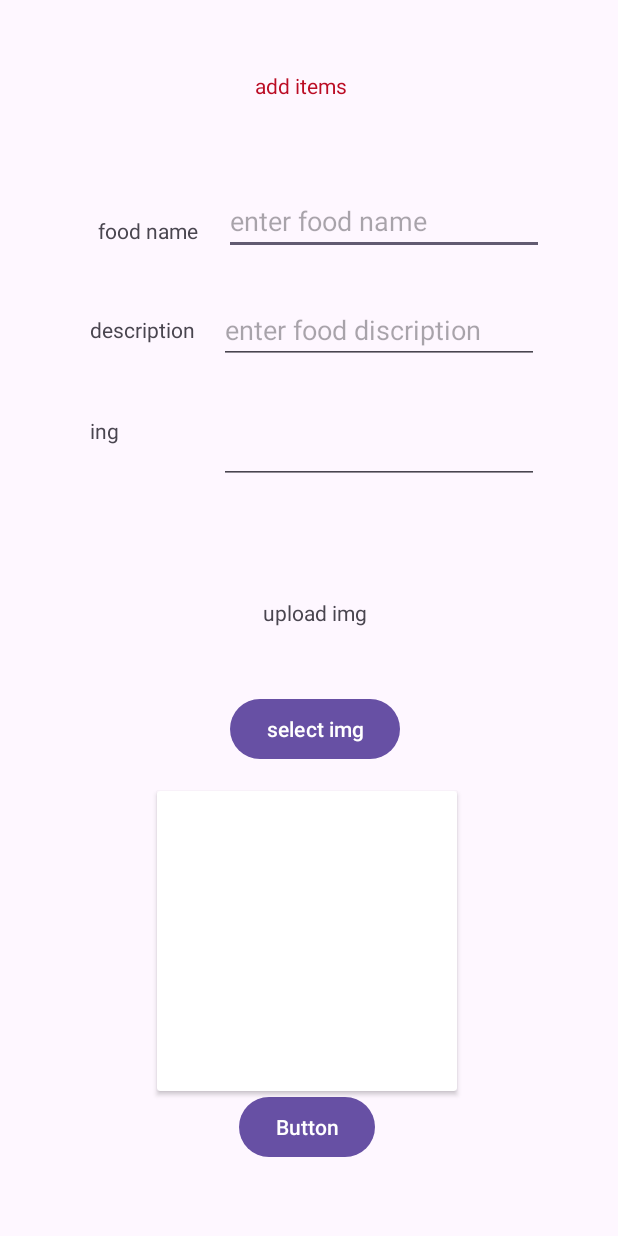
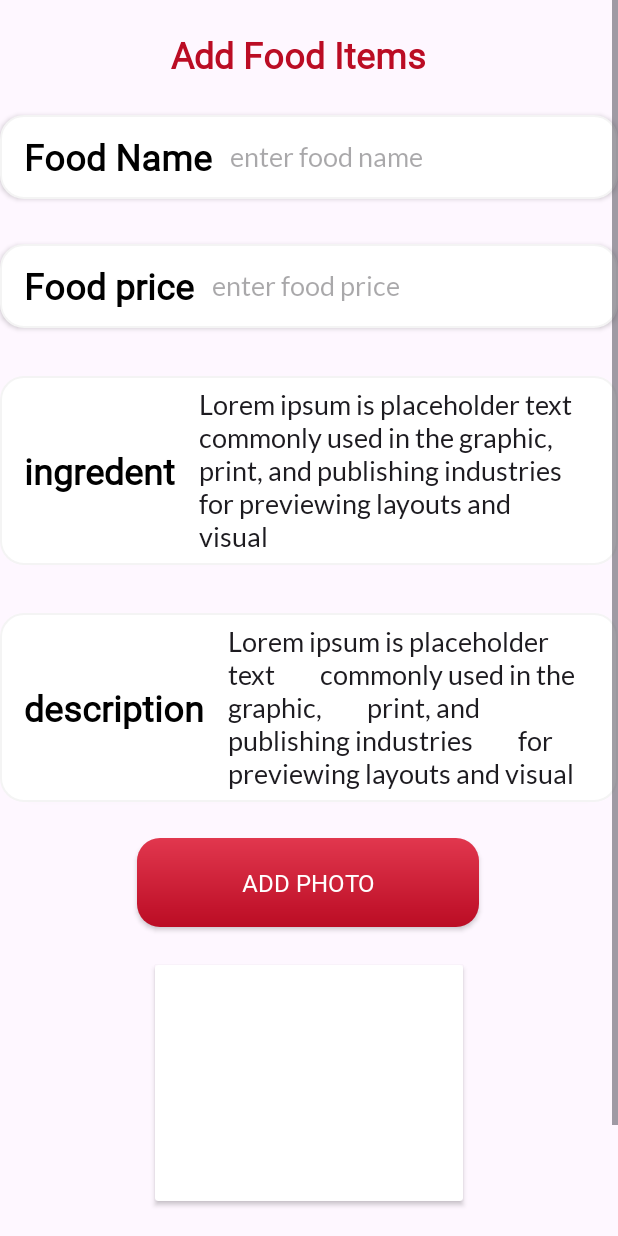
Before and after one commit to aspirers01/Food-order-app, an Android app: the addFooditem screen opened directly, with no data from a screen before it, on a phone screen of 412 x 824 dp. Run offline under Robolectric (Android 15) with nearby library versions, the phone set to English and light mode, and no system bars.

Commit message:
add item ui

```diff
--- a/app/src/main/res/layout/activity_add_fooditem.xml
+++ b/app/src/main/res/layout/activity_add_fooditem.xml
@@ -9,145 +9,232 @@
     <ScrollView
         android:layout_width="match_parent"
         android:layout_height="match_parent"
+        android:layout_marginBottom="8dp"
         app:layout_constraintBottom_toBottomOf="parent"
-        tools:layout_editor_absoluteX="-16dp">
+        tools:layout_editor_absoluteX="0dp">
 
         <androidx.constraintlayout.widget.ConstraintLayout
             android:layout_width="match_parent"
-            android:layout_height="match_parent">
+            android:layout_height="600dp">
+
+            <LinearLayout
+                android:id="@+id/linearLayout_ingredient"
+
+                android:layout_width="match_parent"
+                android:layout_height="wrap_content"
+                android:layout_marginTop="32dp"
+                android:background="@drawable/profile_edittext_shape"
+                android:elevation="2dp"
+                android:gravity="center_vertical"
+                android:orientation="horizontal"
+                android:paddingStart="16dp"
+                android:paddingEnd="16dp"
+                app:layout_constraintTop_toBottomOf="@+id/linear_layout_email"
+                tools:layout_editor_absoluteX="0dp">
+
+                <TextView
+                    android:layout_width="wrap_content"
+                    android:layout_height="wrap_content"
+                    android:layout_marginLeft="8dp"
+                    android:layout_marginEnd="8dp"
+                    android:fontFamily="@font/yeonsungregular"
+                    android:text="ingredent"
+                    android:textColor="@color/black"
+                    android:textSize="24sp"
+                    android:textStyle="bold" />
+
+                <EditText
+                    android:id="@+id/description_text"
+                    android:layout_width="wrap_content"
+                    android:layout_height="wrap_content"
+                    android:background="@android:color/transparent"
+                    android:fontFamily="@font/latoregular"
+                    android:inputType="textMultiLine"
+                    android:padding="8dp"
+                    android:text="Lorem ipsum is placeholder text
+        commonly used in the graphic,
+        print, and publishing industries
+        for previewing layouts and visual " />
+
+            </LinearLayout>
+
+            <LinearLayout
+                android:id="@+id/linear_layout_email"
+                android:layout_width="match_parent"
+                android:layout_height="56dp"
+                android:layout_marginTop="30dp"
+                android:background="@drawable/profile_edittext_shape"
+                android:elevation="2dp"
+                android:gravity="center_vertical"
+                android:orientation="horizontal"
+                android:paddingStart="16dp"
+                android:paddingEnd="16dp"
+                app:layout_constraintTop_toBottomOf="@+id/linear_layout_name"
+                tools:layout_editor_absoluteX="0dp">
+
+                <TextView
+                    android:id="@+id/food_price"
+                    android:layout_width="wrap_content"
+                    android:layout_height="wrap_content"
+                    android:layout_marginLeft="8dp"
+                    android:layout_marginEnd="8dp"
+                    android:fontFamily="@font/yeonsungregular"
+                    android:text="Food price"
+                    android:textColor="@color/black"
+                    android:textSize="24sp"
+                    android:textStyle="bold" />
+
+                <EditText
+                    android:layout_width="wrap_content"
+                    android:layout_height="wrap_content"
+                    android:background="@android:color/transparent"
+                    android:fontFamily="@font/latoregular"
+                    android:hint="enter food price"
+                    android:inputType="text"
+                    android:padding="4dp" />
+
+            </LinearLayout>
+
+            <LinearLayout
+                android:id="@+id/linear_layout_name"
+                android:layout_width="match_parent"
+                android:layout_height="56dp"
+                android:layout_marginTop="24dp"
+                android:background="@drawable/profile_edittext_shape"
+                android:elevation="2dp"
+                android:gravity="center_vertical"
+                android:orientation="horizontal"
+                android:paddingStart="16dp"
+                android:paddingEnd="16dp"
+                app:layout_constraintTop_toBottomOf="@+id/textView29"
+                tools:layout_editor_absoluteX="0dp">
+
+                <TextView
+                    android:id="@+id/food_name"
+                    android:layout_width="wrap_content"
+                    android:layout_height="wrap_content"
+                    android:layout_marginLeft="8dp"
+                    android:layout_marginEnd="8dp"
+                    android:fontFamily="@font/yeonsungregular"
+                    android:text="Food Name"
+                    android:textColor="@color/black"
+                    android:textSize="24sp"
+                    android:textStyle="bold" />
+
+                <EditText
+                    android:layout_width="wrap_content"
+                    android:layout_height="wrap_content"
+                    android:background="@android:color/transparent"
+                    android:fontFamily="@font/latoregular"
+                    android:hint="enter food name "
+                    android:inputType="text"
+                    android:padding="4dp" />
+
+            </LinearLayout>
+
+            <LinearLayout
+                android:id="@+id/linearLayout_description"
+                android:layout_width="match_parent"
+                android:layout_height="wrap_content"
+                android:layout_marginTop="32dp"
+                android:background="@drawable/profile_edittext_shape"
+                android:elevation="2dp"
+                android:gravity="center_vertical"
+                android:orientation="horizontal"
+                android:paddingStart="16dp"
+                android:paddingEnd="16dp"
+                app:layout_constraintTop_toBottomOf="@+id/linearLayout_ingredient"
+                tools:layout_editor_absoluteX="0dp">
+
+                <TextView
+                    android:id="@+id/ingredient"
+                    android:layout_width="wrap_content"
+                    android:layout_height="wrap_content"
+                    android:layout_marginLeft="8dp"
+                    android:layout_marginEnd="8dp"
+                    android:fontFamily="@font/yeonsungregular"
+                    android:text="description"
+                    android:textColor="@color/black"
+                    android:textSize="24sp"
+                    android:textStyle="bold" />
+
+                <EditText
+                    android:id="@+id/ingredent_text"
+                    android:layout_width="wrap_content"
+                    android:layout_height="wrap_content"
+                    android:background="@android:color/transparent"
+                    android:fontFamily="@font/latoregular"
+                    android:inputType="textMultiLine"
+                    android:padding="8dp"
+                    android:text="Lorem ipsum is placeholder text
+        commonly used in the graphic,
+        print, and publishing industries
+        for previewing layouts and visual " />
+
+            </LinearLayout>
 
             <TextView
                 android:id="@+id/textView29"
-                android:layout_width="300dp"
-                android:layout_height="50dp"
-                android:layout_marginStart="52dp"
-                android:layout_marginTop="32dp"
-                android:gravity="center"
-                android:text="add items "
+                android:layout_width="wrap_content"
+                android:layout_height="wrap_content"
+                android:layout_marginTop="20dp"
+                android:fontFamily="@font/yeonsungregular"
+                android:text="Add Food Items"
                 android:textColor="@color/mainred"
+                android:textSize="24sp"
+                android:textStyle="bold"
+                app:layout_constraintEnd_toEndOf="parent"
+                app:layout_constraintHorizontal_bias="0.471"
                 app:layout_constraintStart_toStartOf="parent"
                 app:layout_constraintTop_toTopOf="parent" />
 
-            <EditText
-                android:id="@+id/editTextText"
-                android:layout_width="wrap_content"
-                android:layout_height="wrap_content"
-                android:layout_marginStart="12dp"
-                android:ems="10"
-                android:hint="enter food name"
-                android:inputType="text"
-                app:layout_constraintBottom_toBottomOf="@+id/textView31"
-                app:layout_constraintStart_toEndOf="@+id/textView31"
-                app:layout_constraintTop_toTopOf="@+id/textView31"
-                app:layout_constraintVertical_bias="1.0" />
-
-            <TextView
-                android:id="@+id/textView31"
-                android:layout_width="77dp"
-                android:layout_height="32dp"
-                android:layout_marginStart="8dp"
-                android:layout_marginTop="56dp"
-                android:gravity="center"
-                android:text="food name"
-                app:layout_constraintStart_toStartOf="@+id/textView29"
-                app:layout_constraintTop_toBottomOf="@+id/textView29" />
-
-            <TextView
-                android:id="@+id/textView32"
-                android:layout_width="wrap_content"
-                android:layout_height="wrap_content"
-                android:layout_marginTop="40dp"
-                android:text="description"
-                app:layout_constraintStart_toStartOf="@+id/textView31"
-                app:layout_constraintTop_toBottomOf="@+id/textView31" />
-
-            <TextView
-                android:id="@+id/textView33"
-                android:layout_width="42dp"
-                android:layout_height="40dp"
-                android:layout_marginTop="48dp"
-                android:text="ing"
-                app:layout_constraintStart_toStartOf="@+id/textView32"
-                app:layout_constraintTop_toBottomOf="@+id/textView32" />
-
-            <TextView
-                android:id="@+id/textView34"
-                android:layout_width="wrap_content"
-                android:layout_height="wrap_content"
-                android:layout_marginTop="76dp"
-                android:text="upload img"
-                app:layout_constraintEnd_toEndOf="@+id/editTextText3"
-                app:layout_constraintStart_toStartOf="@+id/textView33"
-                app:layout_constraintTop_toBottomOf="@+id/editTextText3" />
-
-            <EditText
-                android:id="@+id/editTextText2"
-                android:layout_width="wrap_content"
-                android:layout_height="wrap_content"
-                android:layout_marginStart="16dp"
-                android:ems="10"
-                android:hint="enter food discription"
-
-
-                android:inputType="textMultiLine"
-                app:layout_constraintBottom_toBottomOf="@+id/textView32"
-                app:layout_constraintStart_toEndOf="@+id/textView32"
-                app:layout_constraintTop_toTopOf="@+id/textView32" />
-
-            <EditText
-                android:id="@+id/editTextText3"
-                android:layout_width="wrap_content"
-                android:layout_height="wrap_content"
-                android:layout_marginStart="44dp"
-                android:ems="10"
-                android:inputType="textMultiLine"
-                app:layout_constraintBottom_toBottomOf="@+id/textView33"
-                app:layout_constraintStart_toEndOf="@+id/textView33"
-                app:layout_constraintTop_toTopOf="@+id/textView33"
-                app:layout_constraintVertical_bias="0.0" />
-
-            <Button
-                android:id="@+id/button"
-                android:layout_width="wrap_content"
-                android:layout_height="wrap_content"
-                android:layout_marginTop="44dp"
-                android:text="select img"
-                app:layout_constraintEnd_toEndOf="@+id/textView34"
-                app:layout_constraintStart_toStartOf="@+id/textView34"
-                app:layout_constraintTop_toBottomOf="@+id/textView34" />
+            <androidx.appcompat.widget.AppCompatButton
+                android:id="@+id/photo_btn"
+                android:layout_width="228dp"
+                android:layout_height="59dp"
+                android:layout_marginTop="24dp"
+                android:background="@drawable/rebbtn_shape"
+                android:fontFamily="@font/yeonsungregular"
+                android:text="add photo"
+                android:textColor="@color/white"
+                android:textSize="16sp"
+                app:layout_constraintEnd_toEndOf="parent"
+                app:layout_constraintHorizontal_bias="0.498"
+                app:layout_constraintStart_toStartOf="parent"
+                app:layout_constraintTop_toBottomOf="@+id/linearLayout_description" />
 
             <androidx.cardview.widget.CardView
                 android:id="@+id/cardView5"
-                android:layout_width="200dp"
-                android:layout_height="200dp"
-                android:layout_marginBottom="15dp"
-                app:layout_constraintBottom_toBottomOf="parent"
-                app:layout_constraintEnd_toEndOf="@+id/button"
-                app:layout_constraintHorizontal_bias="0.569"
-                app:layout_constraintStart_toStartOf="@+id/button"
-                app:layout_constraintTop_toBottomOf="@+id/button"
-                app:layout_constraintVertical_bias="0.263">
+                android:layout_width="205dp"
+                android:layout_height="157dp"
+                android:layout_marginTop="25dp"
+                android:padding="5dp"
+                app:layout_constraintEnd_toEndOf="parent"
+                app:layout_constraintHorizontal_bias="0.5"
+                app:layout_constraintStart_toStartOf="parent"
+                app:layout_constraintTop_toBottomOf="@+id/photo_btn">
 
+                <ImageView
+                    android:id="@+id/imageView8"
+                    android:layout_width="match_parent"
+                    android:layout_height="match_parent"
+                    tools:srcCompat="@tools:sample/avatars" />
             </androidx.cardview.widget.CardView>
 
-            <Button
-                android:id="@+id/button2"
-                android:layout_width="wrap_content"
-                android:layout_height="wrap_content"
-                android:layout_marginBottom="15dp"
-                android:text="Button"
-                app:layout_constraintBottom_toBottomOf="parent"
-                app:layout_constraintEnd_toEndOf="@+id/cardView5"
-                app:layout_constraintStart_toStartOf="@+id/cardView5"
+            <androidx.appcompat.widget.AppCompatButton
+                android:id="@+id/upload_btn"
+                android:layout_width="228dp"
+                android:layout_height="59dp"
+                android:layout_marginTop="28dp"
+                android:background="@drawable/rebbtn_shape"
+                android:fontFamily="@font/yeonsungregular"
+                android:text="upload"
+                android:textColor="@color/white"
+                android:textSize="16sp"
+                app:layout_constraintEnd_toEndOf="parent"
+                app:layout_constraintHorizontal_bias="0.5"
+                app:layout_constraintStart_toStartOf="parent"
                 app:layout_constraintTop_toBottomOf="@+id/cardView5" />
-
-            <RelativeLayout
-                android:layout_width="409dp"
-                android:layout_height="74dp"
-                tools:layout_editor_absoluteX="1dp"
-                tools:layout_editor_absoluteY="315dp">
-
-            </RelativeLayout>
 
         </androidx.constraintlayout.widget.ConstraintLayout>
     </ScrollView>
--- a/app/src/main/res/layout/fragment_profile_.xml
+++ b/app/src/main/res/layout/fragment_profile_.xml
@@ -100,7 +100,7 @@ for previewing layouts and visual " />
         </LinearLayout>
 
         <LinearLayout
-            android:id="@+id/linearLayout3"
+            android:id="@+id/linear_layout_email"
             android:layout_width="match_parent"
             android:layout_height="56dp"
             android:layout_marginTop="16dp"
```
